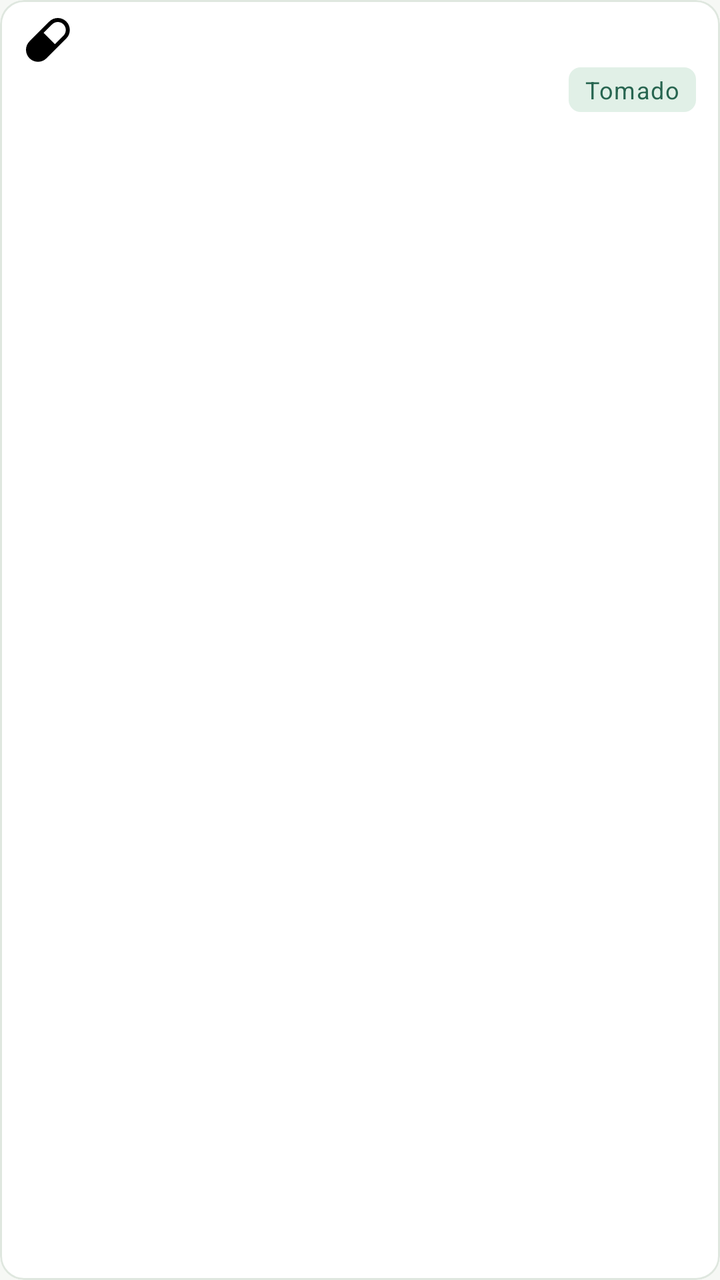
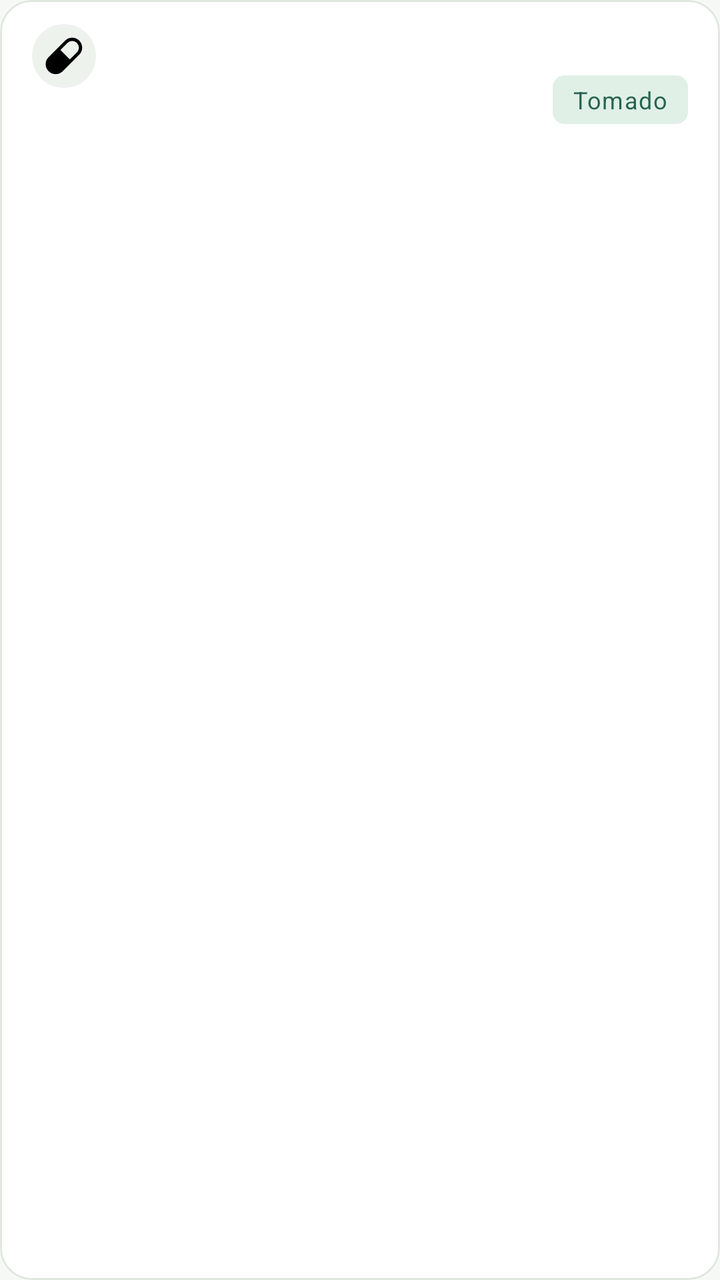

Two renders of the same Android screen: before a commit and after it. Below are the layout's source before the change and the commit's diff.
<!-- AndroidManifest.xml: application theme Theme.DoseCerta -->
<!-- res/layout/item_medication_log.xml -->
<?xml version="1.0" encoding="utf-8"?>
<com.google.android.material.card.MaterialCardView xmlns:android="http://schemas.android.com/apk/res/android" xmlns:app="http://schemas.android.com/apk/res-auto"
    android:layout_width="match_parent" android:layout_height="wrap_content" android:layout_marginBottom="6dp" style="@style/Widget.DoseCerta.CardView.Compact">
    <LinearLayout android:layout_width="match_parent" android:layout_height="wrap_content" android:orientation="horizontal" android:paddingHorizontal="12dp" android:paddingVertical="8dp" android:gravity="top">
        <ImageView android:id="@+id/image_status_icon" android:layout_width="24dp" android:layout_height="24dp"
            android:src="@drawable/ic_pill" android:importantForAccessibility="no" />
        <LinearLayout android:layout_width="0dp" android:layout_weight="1" android:layout_height="wrap_content" android:layout_marginStart="10dp" android:orientation="vertical">
            <TextView android:id="@+id/text_medication_name" android:layout_width="match_parent" android:layout_height="wrap_content" android:textAppearance="@style/TextAppearance.DoseCerta.Title" />
            <LinearLayout android:id="@+id/log_details" android:layout_width="match_parent" android:layout_height="wrap_content" android:orientation="horizontal" android:gravity="center_vertical" android:layout_marginTop="4dp">
                <TextView android:id="@+id/text_date_time" android:layout_width="0dp" android:layout_weight="1" android:layout_height="wrap_content" android:layout_marginEnd="8dp"
                    android:textAppearance="@style/TextAppearance.DoseCerta.Body" android:textSize="12sp" />
                <TextView android:id="@+id/text_status" android:layout_width="wrap_content" android:layout_height="wrap_content"
                    android:background="@drawable/status_badge_taken" android:paddingHorizontal="8dp" android:paddingVertical="3dp"
                    android:text="@string/history_taken" android:textColor="@color/ui_success" android:textAppearance="@style/TextAppearance.DoseCerta.Label" />
            </LinearLayout>
        </LinearLayout>
    </LinearLayout>
</com.google.android.material.card.MaterialCardView>
<!-- resources referenced by this layout -->
<resources>
  <color name="ui_success">#276550</color>
  <string name="history_taken">Tomado</string>
  <style name="TextAppearance.DoseCerta.Body" parent="TextAppearance.Material3.BodyMedium">
          <item name="android:textColor">?attr/colorOnSurfaceVariant</item>
      </style>
  <style name="TextAppearance.DoseCerta.Label" parent="TextAppearance.Material3.LabelMedium">
          <item name="android:textColor">?attr/colorOnSurfaceVariant</item>
      </style>
  <style name="TextAppearance.DoseCerta.Title" parent="TextAppearance.Material3.TitleMedium">
          <item name="android:textColor">?attr/colorOnSurface</item>
          <item name="android:fontFamily">sans-serif-medium</item>
      </style>
  <style name="Widget.DoseCerta.CardView.Compact" parent="Widget.DoseCerta.CardView">
          <item name="cardCornerRadius">12dp</item>
      </style>
  <style name="Widget.DoseCerta.CardView" parent="Widget.Material3.CardView.Outlined">
          <item name="cardBackgroundColor">?attr/colorSurface</item>
          <item name="cardCornerRadius">16dp</item>
          <item name="cardElevation">0dp</item>
          <item name="strokeColor">?attr/colorOutlineVariant</item>
          <item name="strokeWidth">1dp</item>
      </style>
  <color name="ui_primary">#25685B</color>
  <color name="ui_on_primary">#FFFFFF</color>
  <color name="ui_secondary">#53685F</color>
  <color name="ui_tertiary">#486580</color>
  <color name="ui_error">#AD393A</color>
  <color name="ui_on_error">#FFFFFF</color>
  <color name="ui_background">#F6F8F5</color>
  <color name="ui_on_surface">#1D2924</color>
  <color name="ui_surface">#FFFFFF</color>
  <color name="ui_surface_variant">#E7EDE7</color>
  <color name="ui_outline">#87958B</color>
  <color name="ui_outline_variant">#DFE7DF</color>
  <style name="Widget.DoseCerta.Button" parent="Widget.Material3.Button">
          <item name="android:minHeight">48dp</item>
          <item name="android:textAllCaps">false</item>
          <item name="cornerRadius">24dp</item>
      </style>
  <style name="Widget.DoseCerta.TextInput" parent="Widget.Material3.TextInputLayout.OutlinedBox">
          <item name="boxCornerRadiusTopStart">12dp</item>
          <item name="boxCornerRadiusTopEnd">12dp</item>
          <item name="boxCornerRadiusBottomStart">12dp</item>
          <item name="boxCornerRadiusBottomEnd">12dp</item>
          <item name="boxBackgroundColor">?attr/colorSurface</item>
          <item name="boxStrokeColor">@color/ui_input_stroke</item>
      </style>
  <style name="ShapeAppearance.DoseCerta.SmallComponent" parent="ShapeAppearance.Material3.SmallComponent">
          <item name="cornerSize">12dp</item>
      </style>
  <style name="ShapeAppearance.DoseCerta.MediumComponent" parent="ShapeAppearance.Material3.MediumComponent">
          <item name="cornerSize">16dp</item>
      </style>
  <!-- unchanged entries left out for length: 20 -->
</resources>

<!-- the commit's change to res/layout/item_medication_log.xml (unified diff, before → after) -->
@@ -1,16 +1,16 @@
 <?xml version="1.0" encoding="utf-8"?>
 <com.google.android.material.card.MaterialCardView xmlns:android="http://schemas.android.com/apk/res/android" xmlns:app="http://schemas.android.com/apk/res-auto"
-    android:layout_width="match_parent" android:layout_height="wrap_content" android:layout_marginBottom="6dp" style="@style/Widget.DoseCerta.CardView.Compact">
-    <LinearLayout android:layout_width="match_parent" android:layout_height="wrap_content" android:orientation="horizontal" android:paddingHorizontal="12dp" android:paddingVertical="8dp" android:gravity="top">
-        <ImageView android:id="@+id/image_status_icon" android:layout_width="24dp" android:layout_height="24dp"
+    android:layout_width="match_parent" android:layout_height="wrap_content" android:layout_marginBottom="@dimen/ui_card_gap" style="@style/Widget.DoseCerta.CardView.Compact">
+    <LinearLayout android:layout_width="match_parent" android:layout_height="wrap_content" android:orientation="horizontal" android:paddingHorizontal="16dp" android:paddingVertical="12dp" android:gravity="top">
+        <ImageView android:id="@+id/image_status_icon" android:layout_width="32dp" android:layout_height="32dp" android:padding="6dp" android:background="@drawable/content_icon_background"
             android:src="@drawable/ic_pill" android:importantForAccessibility="no" />
-        <LinearLayout android:layout_width="0dp" android:layout_weight="1" android:layout_height="wrap_content" android:layout_marginStart="10dp" android:orientation="vertical">
+        <LinearLayout android:layout_width="0dp" android:layout_weight="1" android:layout_height="wrap_content" android:layout_marginStart="12dp" android:orientation="vertical">
             <TextView android:id="@+id/text_medication_name" android:layout_width="match_parent" android:layout_height="wrap_content" android:textAppearance="@style/TextAppearance.DoseCerta.Title" />
             <LinearLayout android:id="@+id/log_details" android:layout_width="match_parent" android:layout_height="wrap_content" android:orientation="horizontal" android:gravity="center_vertical" android:layout_marginTop="4dp">
                 <TextView android:id="@+id/text_date_time" android:layout_width="0dp" android:layout_weight="1" android:layout_height="wrap_content" android:layout_marginEnd="8dp"
-                    android:textAppearance="@style/TextAppearance.DoseCerta.Body" android:textSize="12sp" />
+                    android:textAppearance="@style/TextAppearance.DoseCerta.Body" android:textSize="13sp" />
                 <TextView android:id="@+id/text_status" android:layout_width="wrap_content" android:layout_height="wrap_content"
-                    android:background="@drawable/status_badge_taken" android:paddingHorizontal="8dp" android:paddingVertical="3dp"
+                    android:background="@drawable/status_badge_taken" android:paddingHorizontal="10dp" android:paddingVertical="4dp"
                     android:text="@string/history_taken" android:textColor="@color/ui_success" android:textAppearance="@style/TextAppearance.DoseCerta.Label" />
             </LinearLayout>
         </LinearLayout>
<!-- resource entries referenced after the edit -->
@@ -1,27 +1,39 @@
 <!-- resources referenced by this layout -->
 <resources>
   <color name="ui_success">#276550</color>
+  <dimen name="ui_card_gap">12dp</dimen>
+  <!-- drawable content_icon_background (drawable) -->
+  <?xml version="1.0" encoding="utf-8"?>
+  <shape xmlns:android="http://schemas.android.com/apk/res/android" android:shape="oval">
+      <solid android:color="?attr/colorSurfaceContainer" />
+  </shape>
   <string name="history_taken">Tomado</string>
   <style name="TextAppearance.DoseCerta.Body" parent="TextAppearance.Material3.BodyMedium">
           <item name="android:textColor">?attr/colorOnSurfaceVariant</item>
+          <item name="android:textSize">14sp</item>
+          <item name="android:lineSpacingExtra">3dp</item>
       </style>
   <style name="TextAppearance.DoseCerta.Label" parent="TextAppearance.Material3.LabelMedium">
           <item name="android:textColor">?attr/colorOnSurfaceVariant</item>
+          <item name="android:textSize">12sp</item>
+          <item name="android:lineSpacingExtra">2dp</item>
       </style>
   <style name="TextAppearance.DoseCerta.Title" parent="TextAppearance.Material3.TitleMedium">
+          <item name="android:textSize">16sp</item>
           <item name="android:textColor">?attr/colorOnSurface</item>
           <item name="android:fontFamily">sans-serif-medium</item>
       </style>
   <style name="Widget.DoseCerta.CardView.Compact" parent="Widget.DoseCerta.CardView">
-          <item name="cardCornerRadius">12dp</item>
+          <item name="cardCornerRadius">16dp</item>
       </style>
   <style name="Widget.DoseCerta.CardView" parent="Widget.Material3.CardView.Outlined">
           <item name="cardBackgroundColor">?attr/colorSurface</item>
-          <item name="cardCornerRadius">16dp</item>
+          <item name="cardCornerRadius">@dimen/card_corner_radius</item>
           <item name="cardElevation">0dp</item>
           <item name="strokeColor">?attr/colorOutlineVariant</item>
           <item name="strokeWidth">1dp</item>
       </style>
+  <dimen name="card_corner_radius">22dp</dimen>
   <color name="ui_primary">#25685B</color>
   <color name="ui_on_primary">#FFFFFF</color>
   <color name="ui_secondary">#53685F</color>
@@ -37,21 +49,30 @@
   <style name="Widget.DoseCerta.Button" parent="Widget.Material3.Button">
           <item name="android:minHeight">48dp</item>
           <item name="android:textAllCaps">false</item>
-          <item name="cornerRadius">24dp</item>
+          <item name="cornerRadius">@dimen/button_corner_radius</item>
+          <item name="android:textAppearance">@style/TextAppearance.DoseCerta.Action</item>
+          <item name="android:paddingTop">12dp</item>
+          <item name="android:paddingBottom">12dp</item>
       </style>
   <style name="Widget.DoseCerta.TextInput" parent="Widget.Material3.TextInputLayout.OutlinedBox">
-          <item name="boxCornerRadiusTopStart">12dp</item>
-          <item name="boxCornerRadiusTopEnd">12dp</item>
-          <item name="boxCornerRadiusBottomStart">12dp</item>
-          <item name="boxCornerRadiusBottomEnd">12dp</item>
+          <item name="boxCornerRadiusTopStart">16dp</item>
+          <item name="boxCornerRadiusTopEnd">16dp</item>
+          <item name="boxCornerRadiusBottomStart">16dp</item>
+          <item name="boxCornerRadiusBottomEnd">16dp</item>
           <item name="boxBackgroundColor">?attr/colorSurface</item>
           <item name="boxStrokeColor">@color/ui_input_stroke</item>
       </style>
   <style name="ShapeAppearance.DoseCerta.SmallComponent" parent="ShapeAppearance.Material3.SmallComponent">
-          <item name="cornerSize">12dp</item>
+          <item name="cornerSize">16dp</item>
       </style>
   <style name="ShapeAppearance.DoseCerta.MediumComponent" parent="ShapeAppearance.Material3.MediumComponent">
-          <item name="cornerSize">16dp</item>
+          <item name="cornerSize">@dimen/card_corner_radius</item>
+      </style>
+  <dimen name="button_corner_radius">16dp</dimen>
+  <style name="TextAppearance.DoseCerta.Action" parent="TextAppearance.Material3.LabelLarge">
+          <item name="android:fontFamily">sans-serif-medium</item>
+          <item name="android:textSize">14sp</item>
+          <item name="android:letterSpacing">0</item>
       </style>
   <!-- unchanged entries left out for length: 20 -->
 </resources>
